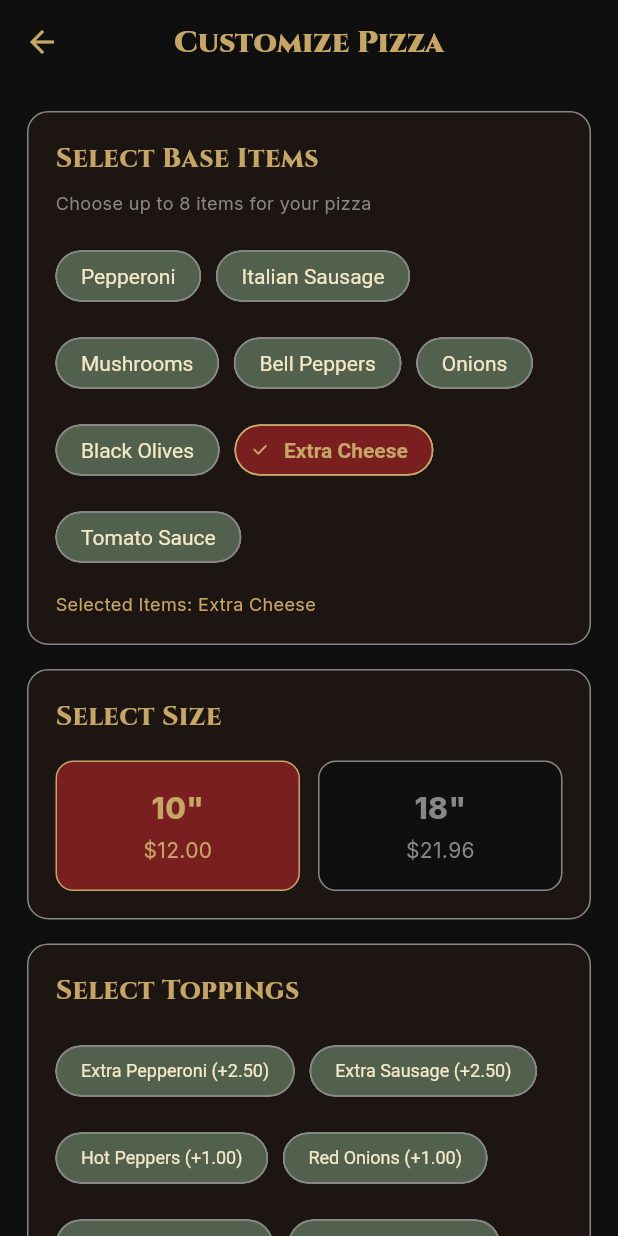
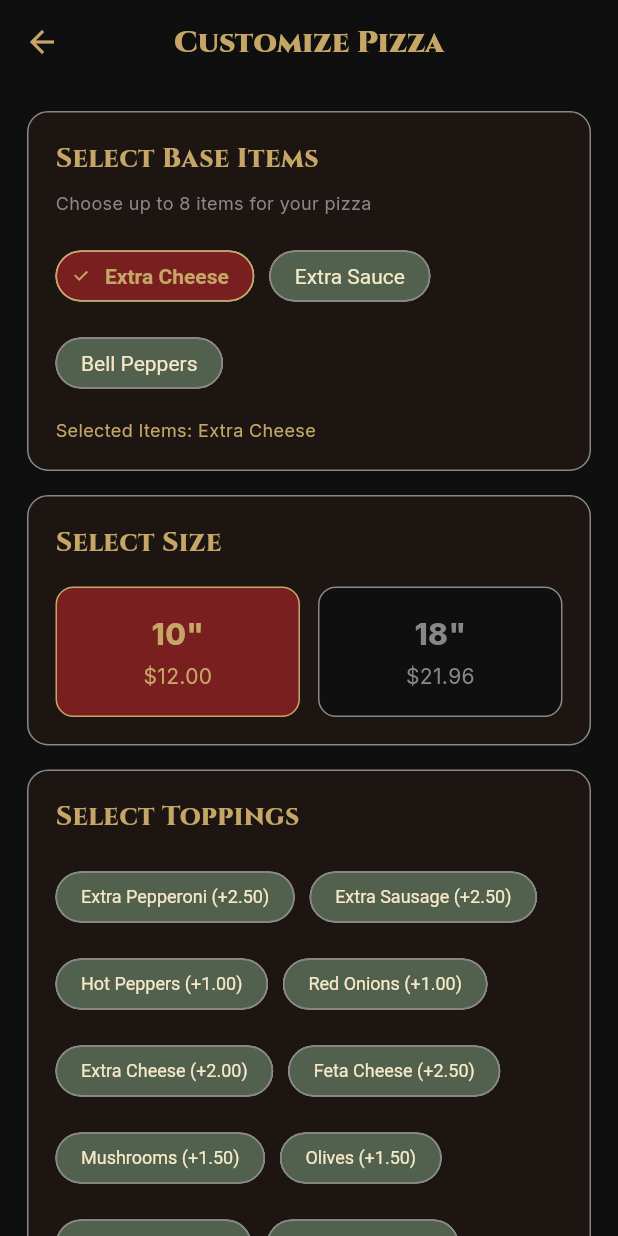
Before and after one commit to Aymanquad/mob-pizza, a Flutter app: the CustomizePizzaScreen screen opened by its route, after a tap on "Extra Cheese", on a phone screen of 412 x 824 dp. Run offline on Flutter 3.47's test engine with Material 3 defaults, Android fonts, the phone set to English and light mode, and no system bars; our stand-ins replace flutter_svg, go_router, google_fonts, google_sign_in, permission_handler, shared_preferences; accounts and stored records are empty.

Commit message:
made small chnages

```diff
--- a/apps/mobile/lib/providers/order_provider.dart
+++ b/apps/mobile/lib/providers/order_provider.dart
@@ -14,7 +14,12 @@
   DateTime? _lastLoadTime;
   final OrderService _orderService = OrderService();
 
-  List<Order> get orders => List.unmodifiable(_orders.reversed); // Most recent first
+  List<Order> get orders {
+    // Sort by createdAt in descending order (newest first)
+    final sorted = List<Order>.from(_orders);
+    sorted.sort((a, b) => b.createdAt.compareTo(a.createdAt));
+    return List.unmodifiable(sorted);
+  }
 
   List<Order> get pendingOrders => _orders.where((o) =>
     o.status != OrderStatus.delivered && o.status != OrderStatus.cancelled
--- a/apps/mobile/lib/screens/customize/customize_pizza_screen.dart
+++ b/apps/mobile/lib/screens/customize/customize_pizza_screen.dart
@@ -71,21 +71,16 @@
     }
   }
 
-  // Base items (8 common pizza ingredients)
+  // Base items (3 common pizza ingredients)
   List<String> getBaseItems(AppLocalizations l10n) {
     return [
-      'Pepperoni',
-      'Italian Sausage',
-      'Mushrooms',
+      'Extra Cheese',
+      'Extra Sauce',
       'Bell Peppers',
-      'Onions',
-      'Black Olives',
-      'Extra Cheese',
-      'Tomato Sauce',
     ];
   }
 
-  // Available toppings (from existing menu items)
+  // Available toppings (around 10 popular options)
   List<String> getAvailableToppings(AppLocalizations l10n) {
     return [
       'Extra Pepperoni (+2.50)',
@@ -98,22 +93,18 @@
       'Olives (+1.50)',
       'Jalapeños (+1.00)',
       'Pineapple (+2.00)',
-      'Artichokes (+2.50)',
-      'Arugula (+2.50)',
-      'Prosciutto (+4.00)',
-      'Anchovies (+3.00)',
-      'Hot Honey (+1.50)',
-      'Truffle Oil (+3.00)',
     ];
   }
 
-  // Available dips
+  // Available dips (all dips from menu)
   List<String> getAvailableDips(AppLocalizations l10n) {
     return [
       l10n.dipHoneyMustard,
       l10n.dipGarlic,
       l10n.dipParmesan,
       l10n.dipItalianDressing,
+      l10n.dipRanch,
+      l10n.dipBlueCheese,
     ];
   }
 
@@ -362,12 +353,12 @@
                       onSelected: (selected) {
                         setState(() {
                           if (selected) {
-                            if (selectedBaseItems.length < 8) {
+                            if (selectedBaseItems.length < 3) {
                               selectedBaseItems.add(item);
                             } else {
                               ScaffoldMessenger.of(context).showSnackBar(
                                 const SnackBar(
-                                  content: Text('Maximum 8 base items allowed'),
+                                  content: Text('Maximum 3 base items allowed'),
                                   backgroundColor: Color(0xFF7A1F1F),
                                 ),
                               );
```
Also changed, not shown: 1 other file.
